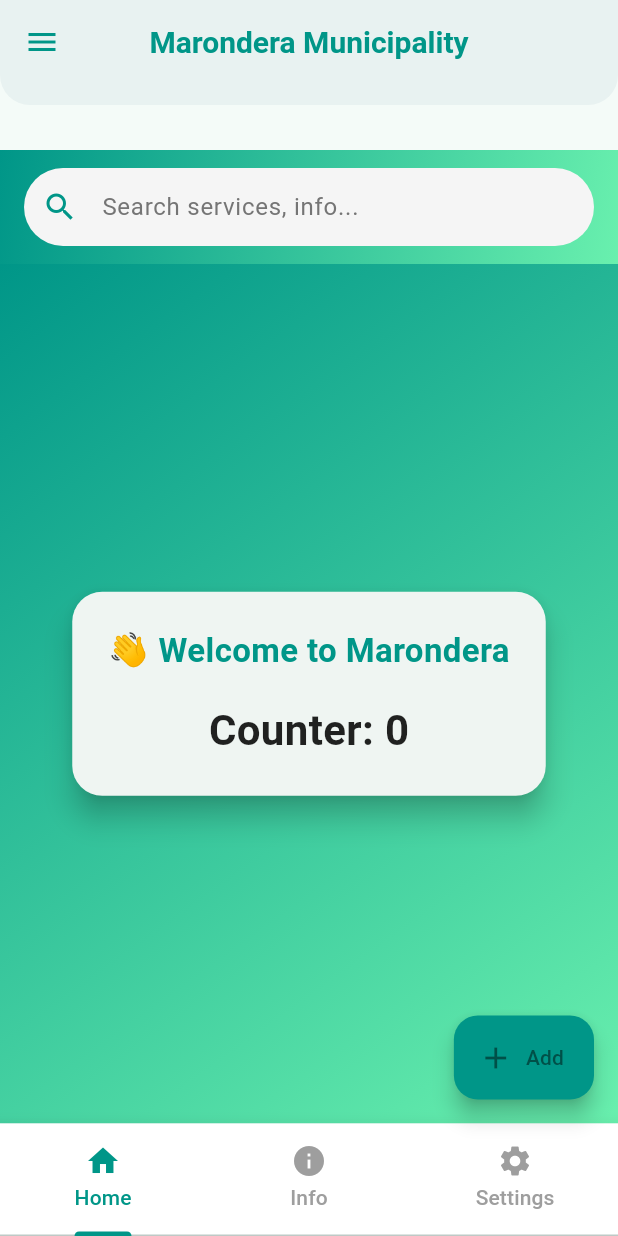
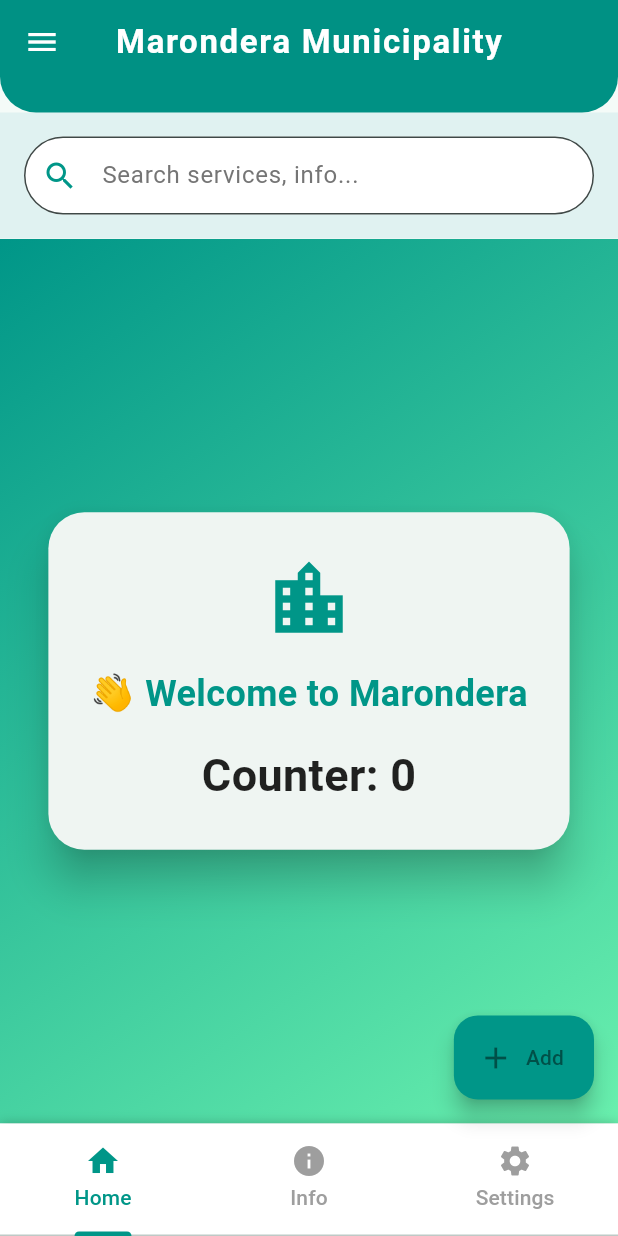
Before and after one commit to Blacksheep01-cyber/customer-s-review-app, a Flutter app: the screen it shows after launch, on a phone screen of 412 x 824 dp. Run offline on Flutter 3.47's test engine with Material 3 defaults, Android fonts, the phone set to English and light mode, and no system bars.

Commit message:
updated to pro

```diff
--- a/lib/main.dart
+++ b/lib/main.dart
@@ -62,56 +62,46 @@ class _MyHomePageState extends State<MyHomePage>
     setState(() {
       _searchQuery = query;
     });
-    // TODO: Implement actual search logic
     debugPrint("Searching for: $query");
   }
 
   @override
   Widget build(BuildContext context) {
     return Scaffold(
-      // ✅ Clean AppBar
+      // ✅ Pro AppBar
       appBar: PreferredSize(
-        preferredSize: const Size.fromHeight(70),
+        preferredSize: const Size.fromHeight(75),
         child: AppBar(
-          elevation: 4,
-          backgroundColor: Colors.white,
+          elevation: 6,
+          backgroundColor: Colors.teal,
           shape: const RoundedRectangleBorder(
             borderRadius: BorderRadius.vertical(
-              bottom: Radius.circular(20),
+              bottom: Radius.circular(24),
             ),
           ),
-          leading: Builder(
-            builder: (context) => IconButton(
-              icon: const Icon(Icons.menu, color: Colors.teal),
-              onPressed: () => Scaffold.of(context).openDrawer(),
-              tooltip: MaterialLocalizations.of(context).openAppDrawerTooltip,
-            ),
+          leading: IconButton(
+            icon: const Icon(Icons.menu, color: Colors.white),
+            onPressed: () => Scaffold.of(context).openDrawer(),
           ),
           title: Text(
             widget.title,
             style: const TextStyle(
               fontWeight: FontWeight.w700,
-              color: Colors.teal,
-              fontSize: 20,
+              color: Colors.white,
+              fontSize: 22,
+              letterSpacing: 1.1,
             ),
           ),
           centerTitle: true,
         ),
       ),
 
-      // ✅ Add Search Bar Below AppBar
       body: Column(
         children: [
-          const SizedBox(height: 30), // <-- Add this line to move search bar down
+          // ✅ Modern Search Bar
           Container(
-            padding: const EdgeInsets.fromLTRB(16, 12, 16, 12),
-            decoration: const BoxDecoration(
-              gradient: LinearGradient(
-                colors: [Colors.teal, Colors.greenAccent],
-                begin: Alignment.topLeft,
-                end: Alignment.bottomRight,
-              ),
-            ),
+            padding: const EdgeInsets.all(16),
+            color: Colors.teal.shade50,
             child: TextField(
               controller: _searchController,
               onSubmitted: _performSearch,
@@ -131,12 +121,12 @@ class _MyHomePageState extends State<MyHomePage>
                       )
                     : null,
                 filled: true,
-                fillColor: Colors.grey.shade100,
+                fillColor: Colors.white,
                 contentPadding:
                     const EdgeInsets.symmetric(horizontal: 20, vertical: 14),
                 border: OutlineInputBorder(
                   borderRadius: BorderRadius.circular(30),
-                  borderSide: BorderSide.none,
+                  borderSide: BorderSide(color: Colors.teal.shade200),
                 ),
               ),
               onChanged: (value) {
@@ -161,20 +151,23 @@ class _MyHomePageState extends State<MyHomePage>
                   ),
                   child: Center(
                     child: Card(
-                      elevation: 8,
+                      elevation: 12,
                       shape: RoundedRectangleBorder(
-                        borderRadius: BorderRadius.circular(20),
+                        borderRadius: BorderRadius.circular(24),
                       ),
-                      margin: const EdgeInsets.all(20),
+                      margin: const EdgeInsets.all(24),
                       child: Padding(
-                        padding: const EdgeInsets.all(24.0),
+                        padding: const EdgeInsets.all(28.0),
                         child: Column(
                           mainAxisSize: MainAxisSize.min,
                           children: [
+                            const Icon(Icons.location_city,
+                                size: 60, color: Colors.teal),
+                            const SizedBox(height: 16),
                             const Text(
                               '👋 Welcome to Marondera',
                               style: TextStyle(
-                                fontSize: 22,
+                                fontSize: 24,
                                 fontWeight: FontWeight.bold,
                                 color: Colors.teal,
                               ),
@@ -183,7 +176,7 @@ class _MyHomePageState extends State<MyHomePage>
                             Text(
                               'Counter: $_counter',
                               style: const TextStyle(
-                                fontSize: 28,
+                                fontSize: 30,
                                 fontWeight: FontWeight.w600,
                                 color: Colors.black87,
                               ),
@@ -207,6 +200,7 @@ class _MyHomePageState extends State<MyHomePage>
 
                 // INFO TAB
                 Container(
+                  padding: const EdgeInsets.all(24),
                   color: Colors.teal.shade50,
                   child: const Center(
                     child: Text(
@@ -215,6 +209,7 @@ class _MyHomePageState extends State<MyHomePage>
                         fontSize: 18,
                         color: Colors.black87,
                         fontWeight: FontWeight.w500,
+                        height: 1.4,
                       ),
                       textAlign: TextAlign.center,
                     ),
@@ -223,27 +218,37 @@ class _MyHomePageState extends State<MyHomePage>
 
                 // SETTINGS TAB
                 Container(
-                  color: Colors.teal.shade50,
+                  color: Colors.grey.shade100,
                   child: ListView(
                     padding: const EdgeInsets.all(16),
                     children: [
+                      const Text(
+                        "⚙️ Settings",
+                        style: TextStyle(
+                          fontSize: 20,
+                          fontWeight: FontWeight.bold,
+                          color: Colors.teal,
+                        ),
+                      ),
+                      const SizedBox(height: 12),
                       ListTile(
-                        leading:
-                            const Icon(Icons.notifications, color: Colors.teal),
+                        leading: const Icon(Icons.notifications,
+                            color: Colors.teal),
                         title: const Text("Notifications"),
                         trailing: Switch(value: true, onChanged: (v) {}),
                       ),
                       const Divider(),
                       ListTile(
-                        leading: const Icon(Icons.language, color: Colors.teal),
+                        leading:
+                            const Icon(Icons.language, color: Colors.teal),
                         title: const Text("Language"),
                         trailing: const Icon(Icons.chevron_right),
                         onTap: () {},
                       ),
                       const Divider(),
                       ListTile(
-                        leading:
-                            const Icon(Icons.privacy_tip, color: Colors.teal),
+                        leading: const Icon(Icons.privacy_tip,
+                            color: Colors.teal),
                         title: const Text("Privacy & Security"),
                         trailing: const Icon(Icons.chevron_right),
                         onTap: () {},
@@ -257,10 +262,12 @@ class _MyHomePageState extends State<MyHomePage>
         ],
       ),
 
-      // ✅ Bottom Navigation
-      bottomNavigationBar: Material(
-        elevation: 10,
-        color: Colors.white,
+      // ✅ Bottom Navigation with Pro Look
+      bottomNavigationBar: Container(
+        decoration: const BoxDecoration(
+          color: Colors.white,
+          boxShadow: [BoxShadow(color: Colors.black26, blurRadius: 6)],
+        ),
         child: TabBar(
           controller: _tabController,
           labelColor: Colors.teal,
@@ -280,6 +287,9 @@ class _MyHomePageState extends State<MyHomePage>
         label: const Text("Add"),
         icon: const Icon(Icons.add),
         backgroundColor: Colors.teal,
+        shape: RoundedRectangleBorder(
+          borderRadius: BorderRadius.circular(16),
+        ),
       ),
     );
   }
```
